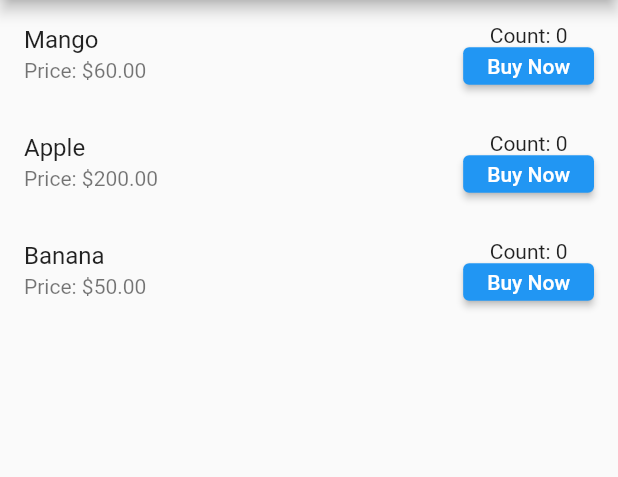
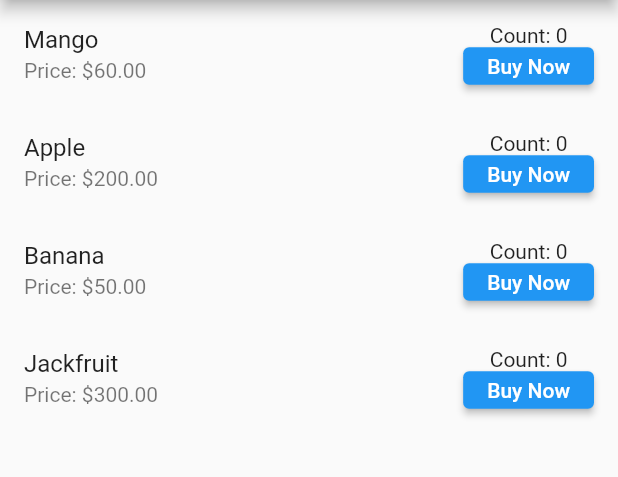
Before and after one commit to kazishamim71/product_list, a Flutter app: the screen it shows after launch, on a phone screen of 412 x 824 dp, the part 84-561 px from its top. Run offline on Flutter 3.47's test engine with Material 2 defaults, Android fonts, the phone set to English and light mode, and no system bars.

```diff
--- a/lib/main.dart
+++ b/lib/main.dart
@@ -28,6 +28,7 @@ class _ProductListState extends State<ProductList> {
     Product(name: 'Mango', price: 60),
     Product(name: 'Apple', price: 200),
     Product(name: 'Banana', price: 50),
+    Product(name: 'Jackfruit', price: 300),
   ];
 
   @override
@@ -64,6 +65,8 @@ class Product {
 
   Product({required this.name, required this.price, this.count = 0});
 }
+
+
 
 class ProductListItem extends StatelessWidget {
   final Product product;
```
